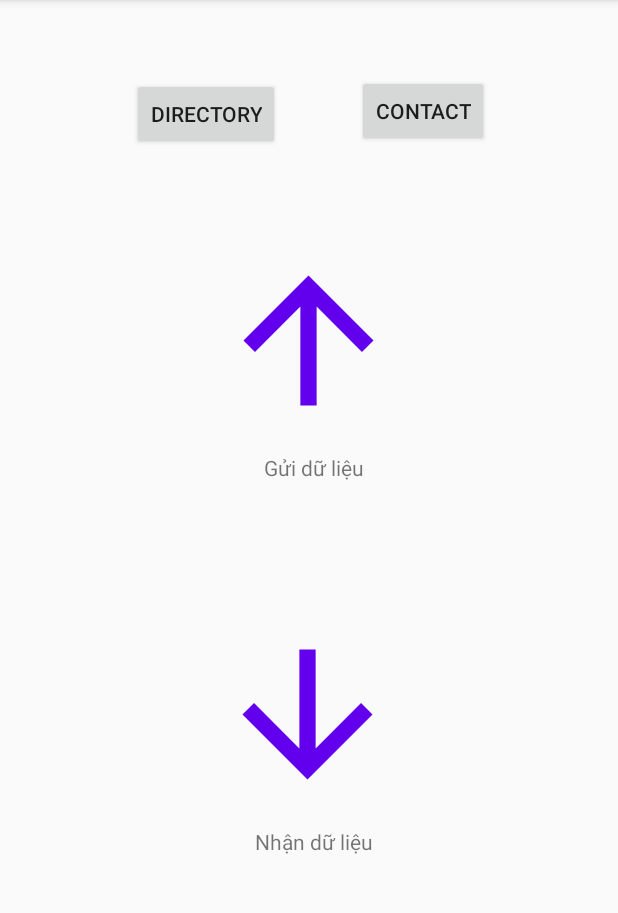
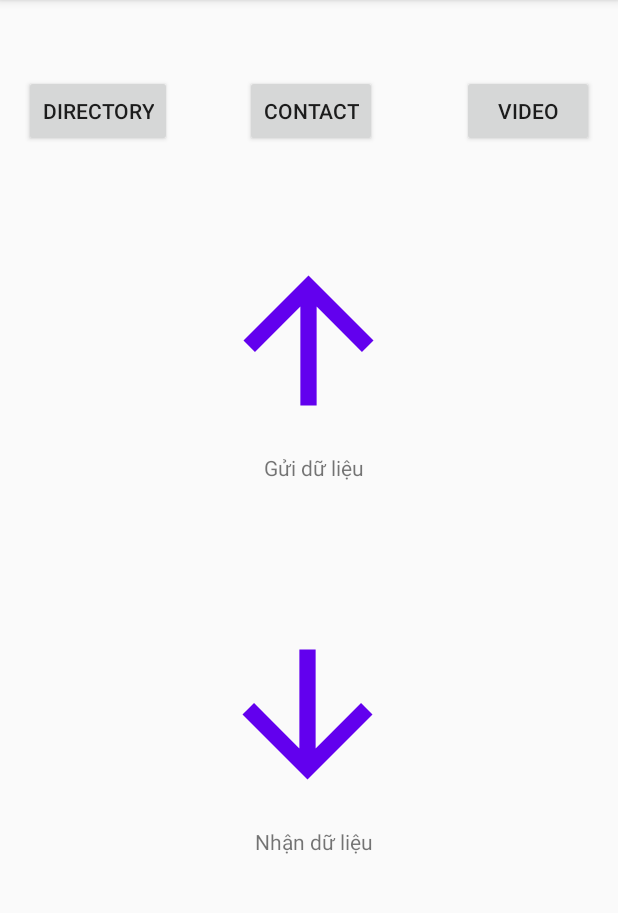
Before and after one commit to taido98/TransferData, an Android app: the screen it shows after launch (MainActivity), on a phone screen of 412 x 824 dp, the part 84-997 px from its top. Run offline under Robolectric (Android 15) with nearby library versions, the phone set to English and light mode, and no system bars.

Commit message:
get all video paths

```diff
--- a/app/src/main/AndroidManifest.xml
+++ b/app/src/main/AndroidManifest.xml
@@ -31,7 +31,8 @@
         android:supportsRtl="true"
         android:theme="@style/AppTheme"
         tools:targetApi="q">
-        <activity android:name=".contact.TestContacts"/>
+        <activity android:name=".video.TestVideo"></activity>
+        <activity android:name=".contact.TestContacts" />
 
         <provider
             android:name="androidx.core.content.FileProvider"
--- a/app/src/main/java/com/example/transferdata/MainActivity.java
+++ b/app/src/main/java/com/example/transferdata/MainActivity.java
@@ -12,6 +12,7 @@ import android.widget.Toast;
 import androidx.appcompat.app.AppCompatActivity;
 
 import com.example.transferdata.contact.TestContacts;
+import com.example.transferdata.video.TestVideo;
 
 public class MainActivity extends AppCompatActivity {
     private ImageView mImgSendData, mImgReceiveData;
@@ -19,6 +20,7 @@ public class MainActivity extends AppCompatActivity {
     private SharedPreferences sharedPreferences;
     private Button mBtnChooseDirectory;
     private Button mBtnContact;
+    private Button mBtnVideo;
     private String chosenDir = "";
     private boolean newFolderEnabled = true;
     private SharedPreferences.Editor sharedPreferencesEditor;
@@ -36,6 +38,7 @@ public class MainActivity extends AppCompatActivity {
         mImgReceiveData = findViewById(R.id.img_receive_data);
         mBtnChooseDirectory = findViewById(R.id.btn_choose_directory);
         mBtnContact = findViewById(R.id.btn_contact);
+        mBtnVideo = findViewById(R.id.btn_video);
     }
 
     private void initAction() {
@@ -58,6 +61,14 @@ public class MainActivity extends AppCompatActivity {
             @Override
             public void onClick(View v) {
                 Intent intent = new Intent(MainActivity.this, TestContacts.class);
+                startActivity(intent);
+            }
+        });
+
+        mBtnVideo.setOnClickListener(new View.OnClickListener() {
+            @Override
+            public void onClick(View v) {
+                Intent intent = new Intent(MainActivity.this, TestVideo.class);
                 startActivity(intent);
             }
         });
--- a/app/src/main/res/layout/activity_main.xml
+++ b/app/src/main/res/layout/activity_main.xml
@@ -57,9 +57,9 @@
         android:id="@+id/btn_choose_directory"
         android:layout_width="wrap_content"
         android:layout_height="wrap_content"
-        android:layout_marginStart="88dp"
-        android:layout_marginLeft="88dp"
-        android:layout_marginTop="52dp"
+        android:layout_marginStart="16dp"
+        android:layout_marginLeft="16dp"
+        android:layout_marginTop="50dp"
         android:text="directory"
         app:layout_constraintStart_toStartOf="parent"
         app:layout_constraintTop_toTopOf="parent" />
@@ -68,13 +68,24 @@
         android:id="@+id/btn_contact"
         android:layout_width="wrap_content"
         android:layout_height="wrap_content"
-        android:layout_marginStart="51dp"
-        android:layout_marginLeft="51dp"
+        android:layout_marginStart="47dp"
+        android:layout_marginLeft="47dp"
         android:layout_marginTop="50dp"
-        android:layout_marginEnd="86dp"
-        android:layout_marginRight="86dp"
+        android:layout_marginEnd="56dp"
+        android:layout_marginRight="56dp"
         android:text="Contact"
-        app:layout_constraintEnd_toEndOf="parent"
+        app:layout_constraintEnd_toStartOf="@+id/btn_video"
         app:layout_constraintStart_toEndOf="@+id/btn_choose_directory"
         app:layout_constraintTop_toTopOf="parent" />
+
+    <Button
+        android:id="@+id/btn_video"
+        android:layout_width="wrap_content"
+        android:layout_height="wrap_content"
+        android:layout_marginTop="50dp"
+        android:layout_marginEnd="16dp"
+        android:layout_marginRight="16dp"
+        android:text="Video"
+        app:layout_constraintEnd_toEndOf="parent"
+        app:layout_constraintTop_toTopOf="parent" />
 </androidx.constraintlayout.widget.ConstraintLayout>
--- a/app/src/main/res/values/strings.xml
+++ b/app/src/main/res/values/strings.xml
@@ -31,5 +31,6 @@
 
     <string name="alert">Attention!</string>
     <string name="enable_wifi_direct_before_using">You need to enable Wi-Fi Direct in device settings.</string>
+    <string name="get_video">Get Video</string>
 
 </resources>
```
Also changed, not shown: app/src/main/java/com/example/transferdata/video/TestVideo.java (added, +141 -0 lines), app/src/main/java/com/example/transferdata/video/VideoItemAdapter.java (added, +63 -0 lines), app/src/main/res/layout/activity_test_video.xml (added, +31 -0 lines), app/src/main/res/layout/video_item.xml (added, +21 -0 lines).
